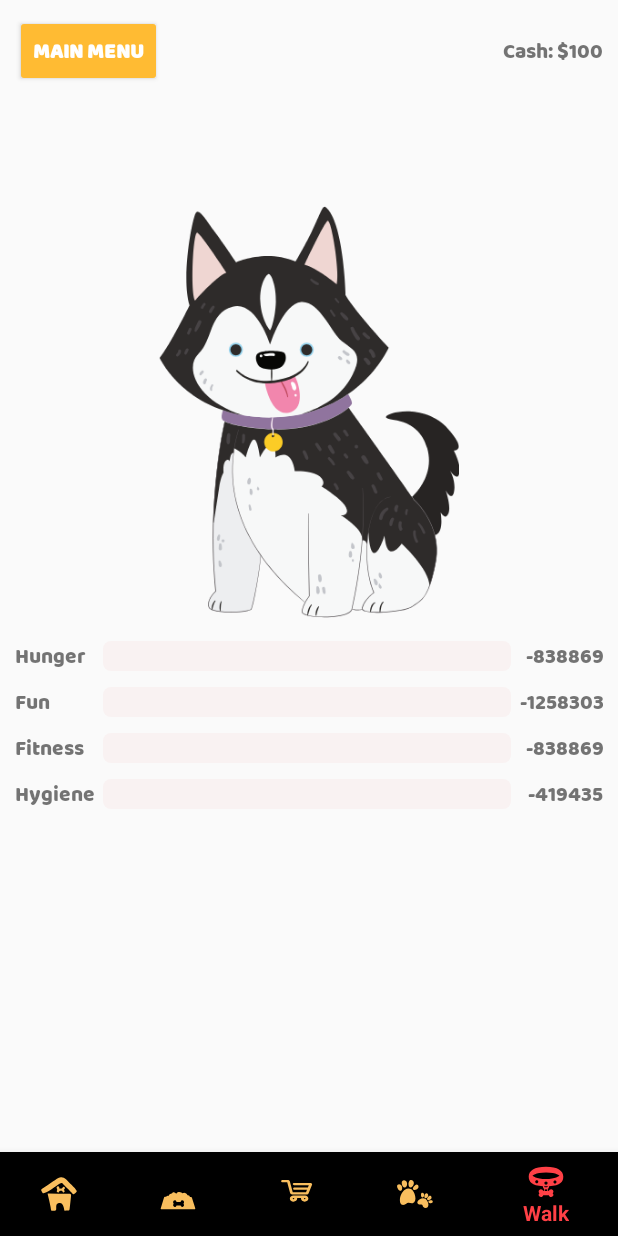
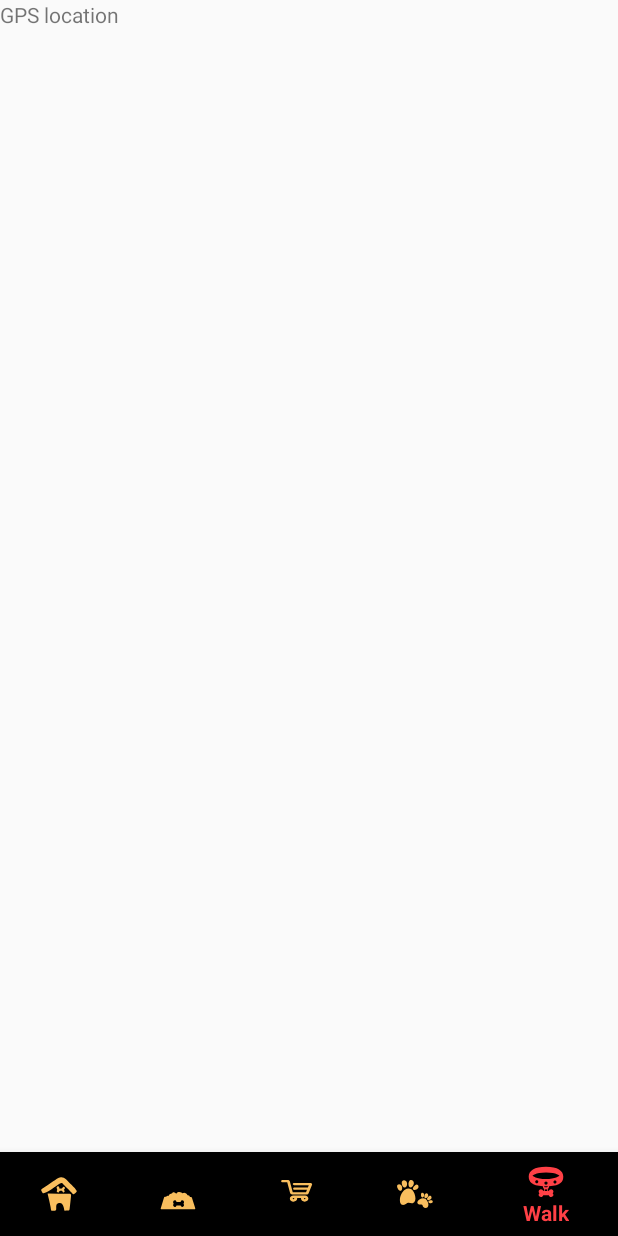
Before and after one commit to tsummerl/tamadoggy, an Android app: the MainGameActivity screen opened directly, with no data from a screen before it, item 5 of the bottom bar chosen, on a phone screen of 412 x 824 dp. Run offline under Robolectric (Android 15) with nearby library versions, the phone set to English and light mode, and no system bars.

Commit message:
Added new fragment to see GPS

```diff
--- a/app/src/main/java/summerland/twilight/tamadoggy/MainGameActivity.java
+++ b/app/src/main/java/summerland/twilight/tamadoggy/MainGameActivity.java
@@ -19,7 +19,9 @@
 import java.util.Date;
 import java.util.concurrent.TimeUnit;
 
-public class MainGameActivity extends AppCompatActivity implements MainFragment.OnFragmentInteractionListener {
+public class MainGameActivity extends AppCompatActivity implements
+        MainFragment.OnFragmentInteractionListener,
+        WalkFragment.OnFragmentInteractionListener{
 
     SharedPreferences sPref;
     Database db;
@@ -28,6 +30,9 @@
     Date lastDate;
 
     Fragment fragmentMain;
+    Fragment fragmentWalk;
+    Fragment fragmentShop;
+    Fragment fragmentInventory;
     Handler handleStat;
     private Runnable runnable = new Runnable() {
         @Override
@@ -52,7 +57,14 @@
         BottomNavigationView bottomNav = findViewById(R.id.bottom_navigation_game);
 
         final FragmentManager fragmentManager = getSupportFragmentManager();
-        fragmentMain = fragmentManager.findFragmentById(R.id.title_fragment);
+        fragmentMain = new MainFragment();
+        fragmentWalk = new WalkFragment();
+
+        FragmentTransaction fragmentTransactionHome = fragmentManager.beginTransaction();
+        fragmentTransactionHome.replace(R.id.fragmentHolder, fragmentMain);
+        fragmentTransactionHome.addToBackStack(null);
+        fragmentTransactionHome.commit();
+
         bottomNav.setOnNavigationItemSelectedListener(
                 new BottomNavigationView.OnNavigationItemSelectedListener() {
                     @Override
@@ -60,8 +72,9 @@
                         switch(item.getItemId())
                         {
                             case R.id.action_home:
-                                FragmentTransaction fragmentTransaction = fragmentManager.beginTransaction();
-                                fragmentTransaction.replace(R.id.title_fragment, fragmentMain);
+                                FragmentTransaction fragmentTransactionHome = fragmentManager.beginTransaction();
+                                fragmentTransactionHome.replace(R.id.fragmentHolder, fragmentMain);
+                                fragmentTransactionHome.commit();
                                 break;
                             case R.id.action_inventory:
                                 break;
@@ -70,6 +83,9 @@
                             case R.id.action_train:
                                 break;
                             case R.id.action_walk:
+                                FragmentTransaction fragmentTransactionWalk = fragmentManager.beginTransaction();
+                                fragmentTransactionWalk.replace(R.id.fragmentHolder, fragmentWalk);
+                                fragmentTransactionWalk.commit();
                                 break;
                         }
                         return true;
--- /dev/null
+++ b/app/src/main/java/summerland/twilight/tamadoggy/WalkFragment.java
@@ -0,0 +1,108 @@
+package summerland.twilight.tamadoggy;
+
+import android.content.Context;
+import android.net.Uri;
+import android.os.Bundle;
+import android.support.v4.app.Fragment;
+import android.view.LayoutInflater;
+import android.view.View;
+import android.view.ViewGroup;
+
+
+/**
+ * A simple {@link Fragment} subclass.
+ * Activities that contain this fragment must implement the
+ * {@link WalkFragment.OnFragmentInteractionListener} interface
+ * to handle interaction events.
+ * Use the {@link WalkFragment#newInstance} factory method to
+ * create an instance of this fragment.
+ */
+public class WalkFragment extends Fragment {
+    // TODO: Rename parameter arguments, choose names that match
+    // the fragment initialization parameters, e.g. ARG_ITEM_NUMBER
+    private static final String ARG_PARAM1 = "param1";
+    private static final String ARG_PARAM2 = "param2";
+
+    // TODO: Rename and change types of parameters
+    private String mGPSLocation;
+    private String mParam2;
+
+    private OnFragmentInteractionListener mListener;
+
+    public WalkFragment() {
+        // Required empty public constructor
+    }
+
+    /**
+     * Use this factory method to create a new instance of
+     * this fragment using the provided parameters.
+     *
+     * @param param1 Parameter 1.
+     * @param param2 Parameter 2.
+     * @return A new instance of fragment WalkFragment.
+     */
+    // TODO: Rename and change types and number of parameters
+    public static WalkFragment newInstance(String param1, String param2) {
+        WalkFragment fragment = new WalkFragment();
+        Bundle args = new Bundle();
+        args.putString(ARG_PARAM1, param1);
+        args.putString(ARG_PARAM2, param2);
+        fragment.setArguments(args);
+        return fragment;
+    }
+
+    @Override
+    public void onCreate(Bundle savedInstanceState) {
+        super.onCreate(savedInstanceState);
+        if (getArguments() != null) {
+            mGPSLocation = getArguments().getString(ARG_PARAM1);
+            mParam2 = getArguments().getString(ARG_PARAM2);
+        }
+    }
+
+    @Override
+    public View onCreateView(LayoutInflater inflater, ViewGroup container,
+                             Bundle savedInstanceState) {
+        // Inflate the layout for this fragment
+        return inflater.inflate(R.layout.fragment_walk, container, false);
+    }
+
+    // TODO: Rename method, update argument and hook method into UI event
+    public void onButtonPressed(Uri uri) {
+        if (mListener != null) {
+            mListener.onFragmentInteraction(uri);
+        }
+    }
+
+    @Override
+    public void onAttach(Context context) {
+        super.onAttach(context);
+        if (context instanceof OnFragmentInteractionListener) {
+            mListener = (OnFragmentInteractionListener) context;
+        } else {
+            throw new RuntimeException(context.toString()
+                    + " must implement OnFragmentInteractionListener");
+        }
+    }
+
+    @Override
+    public void onDetach() {
+        super.onDetach();
+        mListener = null;
+    }
+
+    /**
+     * This interface must be implemented by activities that contain this
+     * fragment to allow an interaction in this fragment to be communicated
+     * to the activity and potentially other fragments contained in that
+     * activity.
+     * <p>
+     * See the Android Training lesson <a href=
+     * "http://developer.android.com/training/basics/fragments/communicating.html"
+     * >Communicating with Other Fragments</a> for more information.
+     */
+    public interface OnFragmentInteractionListener {
+        // TODO: Update argument type and name
+        void onFragmentInteraction(Uri uri);
+    }
+}
--- a/app/src/main/res/layout/activity_main_game.xml
+++ b/app/src/main/res/layout/activity_main_game.xml
@@ -6,11 +6,16 @@
     android:layout_height="match_parent"
     tools:context="summerland.twilight.tamadoggy.MainGameActivity">
 
-    <fragment class="summerland.twilight.tamadoggy.MainFragment"
-        android:id="@+id/title_fragment"
-        android:layout_weight="1"
-        android:layout_width="0dp"
-        android:layout_height="match_parent" />
+    <!--<fragment class="summerland.twilight.tamadoggy.MainFragment"-->
+        <!--android:id="@+id/title_fragment"-->
+        <!--android:layout_weight="1"-->
+        <!--android:layout_width="0dp"-->
+        <!--android:layout_height="match_parent" />-->
+    <LinearLayout
+        android:layout_width="match_parent"
+        android:layout_height="match_parent"
+        android:id="@+id/fragmentHolder"
+        android:orientation="vertical"></LinearLayout>
     <RelativeLayout
         xmlns:android="http://schemas.android.com/apk/res/android"
         xmlns:app="http://schemas.android.com/apk/res-auto"
--- /dev/null
+++ b/app/src/main/res/layout/fragment_walk.xml
@@ -0,0 +1,14 @@
+<FrameLayout xmlns:android="http://schemas.android.com/apk/res/android"
+    xmlns:tools="http://schemas.android.com/tools"
+    android:layout_width="match_parent"
+    android:layout_height="match_parent"
+    tools:context="summerland.twilight.tamadoggy.WalkFragment">
+
+    <!-- TODO: Update blank fragment layout -->
+    <TextView
+        android:id="@+id/textGPSlocation"
+        android:layout_width="match_parent"
+        android:layout_height="match_parent"
+        android:text="GPS location" />
+
+</FrameLayout>
```
